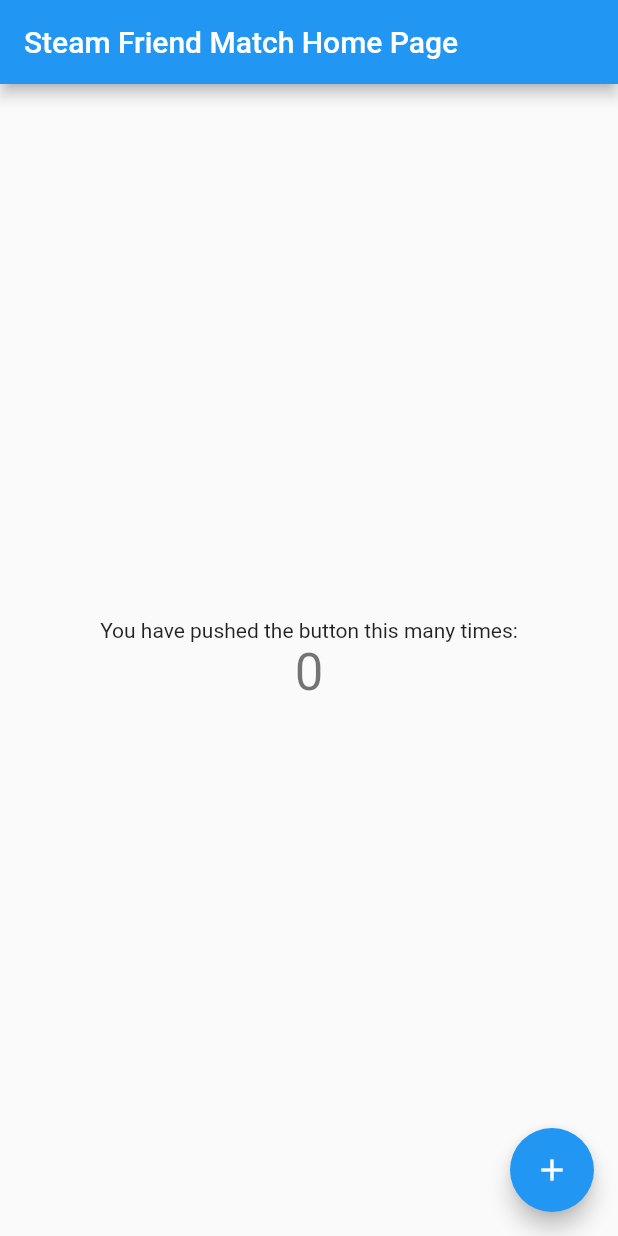
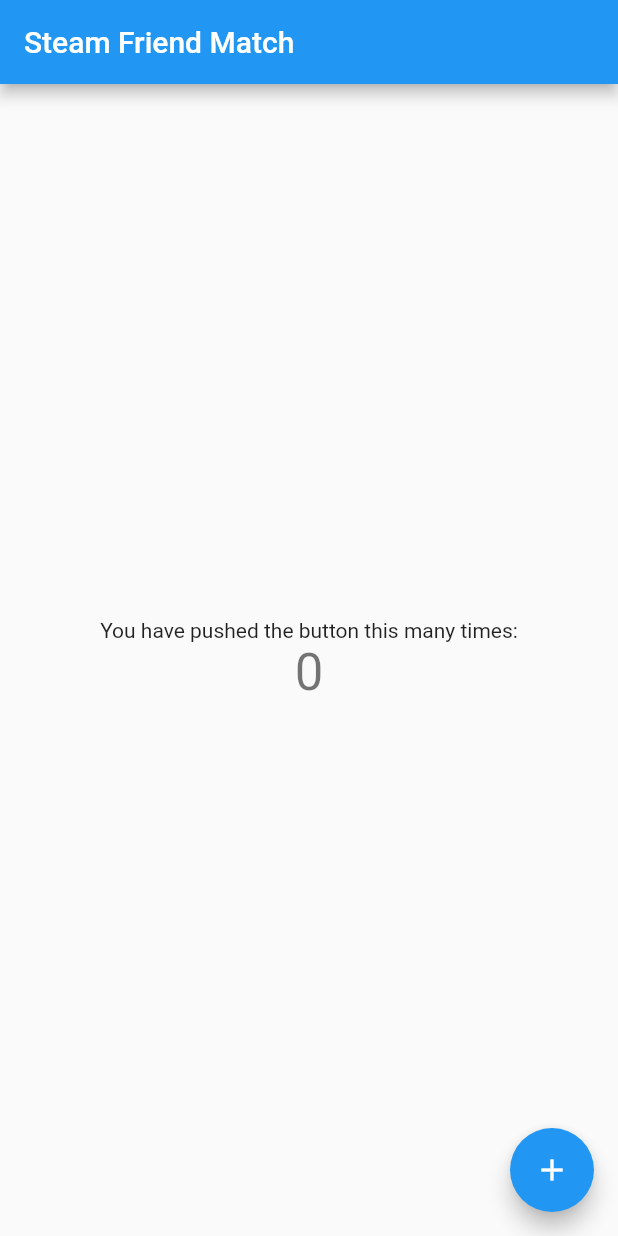
Before and after one commit to gabzeel/steamfriendmatch-loide, a Flutter app: the screen it shows after launch, on a phone screen of 412 x 824 dp. Run offline on Flutter 3.47's test engine with Material 2 defaults, Android fonts, the phone set to English and light mode, and no system bars.

```diff
--- a/lib/main.dart
+++ b/lib/main.dart
@@ -26,7 +26,7 @@ class MyApp extends StatelessWidget {
         // closer together (more dense) than on mobile platforms.
         visualDensity: VisualDensity.adaptivePlatformDensity,
       ),
-      home: MyHomePage(title: 'Steam Friend Match Home Page'),
+      home: MyHomePage(title: 'Steam Friend Match'),
     );
   }
 }
```
